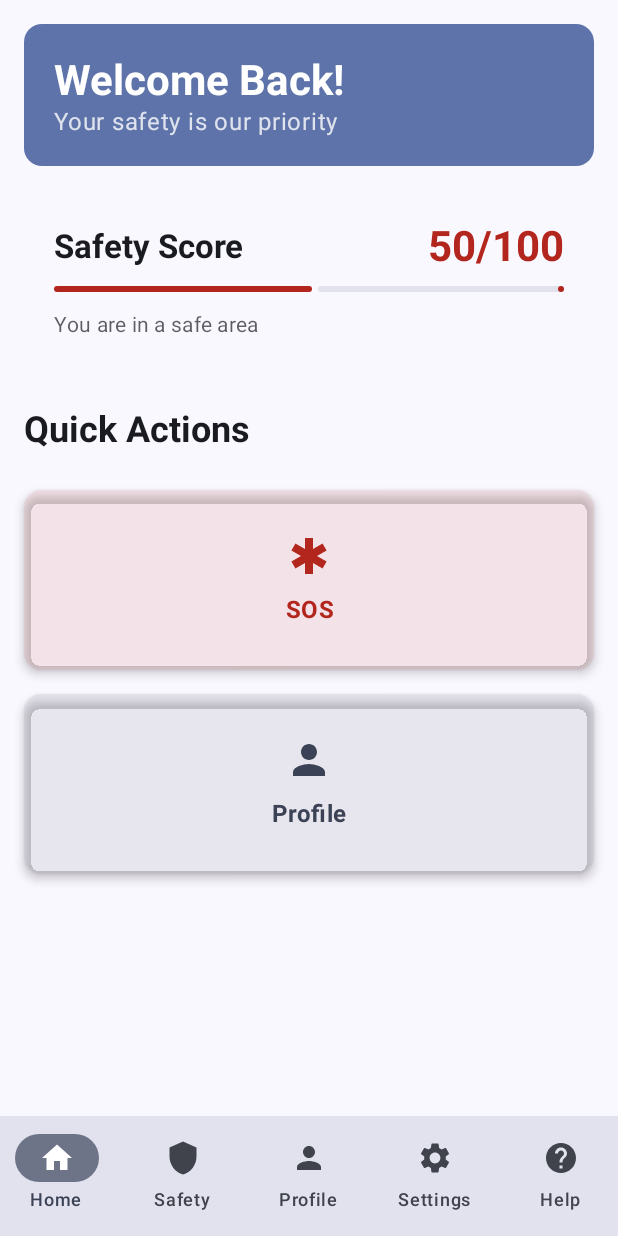
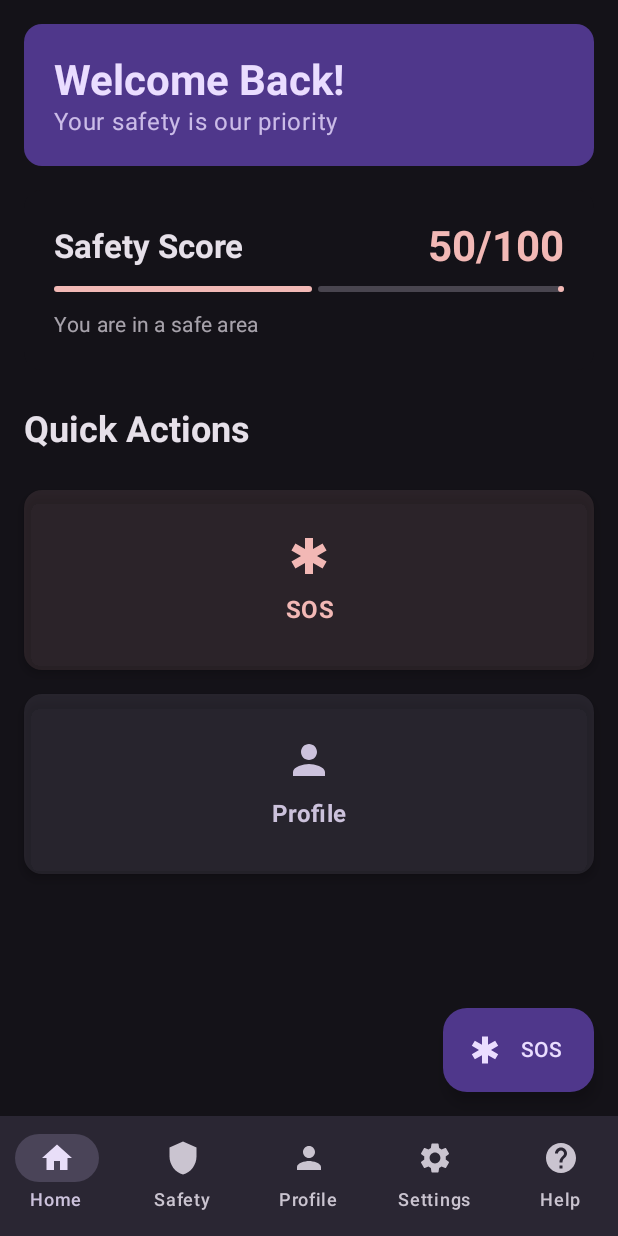
Before and after one commit to abhh10/NE---TravelHelp, an Android app built with Jetpack Compose: the screen it shows after launch (MainActivity), after a tap on "Continue", on a phone screen of 412 x 824 dp. Run offline under Robolectric (Android 15) with nearby library versions, the phone set to English and light mode, and no system bars.

Commit message:
changes2

```diff
--- a/app/src/main/java/com/example/ne_travelhelp/MainActivity.kt
+++ b/app/src/main/java/com/example/ne_travelhelp/MainActivity.kt
@@ -18,6 +18,8 @@ import androidx.activity.compose.setContent
 import androidx.activity.enableEdgeToEdge
 import androidx.activity.result.contract.ActivityResultContracts
 import androidx.compose.animation.*
+import androidx.compose.animation.core.animateFloatAsState
+import androidx.compose.animation.core.tween
 import androidx.compose.foundation.background
 import androidx.compose.foundation.clickable
 import androidx.compose.foundation.layout.*
@@ -37,6 +39,8 @@ import androidx.compose.ui.graphics.Brush
 import androidx.compose.ui.graphics.Color
 import androidx.compose.ui.graphics.vector.ImageVector
 import androidx.compose.ui.platform.LocalContext
+import androidx.compose.ui.platform.LocalHapticFeedback
+import androidx.compose.ui.hapticfeedback.HapticFeedbackType
 import androidx.compose.ui.res.stringResource
 import androidx.compose.ui.text.font.FontWeight
 import androidx.compose.ui.text.style.TextAlign
@@ -171,7 +175,11 @@ fun TravelHelpApp(
             }
         )
     } else {
+        val snackbarHostState = remember { SnackbarHostState() }
+        val haptics = LocalHapticFeedback.current
+        var showGlobalSosDialog by rememberSaveable { mutableStateOf(false) }
         Scaffold(
+            snackbarHost = { SnackbarHost(snackbarHostState) },
             bottomBar = {
                 NavigationBar(
                     containerColor = MaterialTheme.colorScheme.surface,
@@ -193,20 +201,50 @@ fun TravelHelpApp(
                         )
                     }
                 }
+            },
+            floatingActionButton = {
+                ExtendedFloatingActionButton(
+                    onClick = { showGlobalSosDialog = true },
+                    icon = { Icon(Icons.Filled.Emergency, contentDescription = null) },
+                    text = { Text(stringResource(id = R.string.action_sos)) }
+                )
             }
         ) { paddingValues ->
             Box(modifier = Modifier.padding(paddingValues)) {
                 when (currentScreen) {
                     "home" -> HomeScreen(
                         sharedPrefs = sharedPrefs,
-                        onNavigateTo = { currentScreen = it }
+                        onNavigateTo = { currentScreen = it },
+                        snackbarHostState = snackbarHostState
                     )
                     "safety" -> SafetyScreen(sharedPrefs = sharedPrefs)
+                    "map" -> MapScreen()
                     "profile" -> ProfileScreen(sharedPrefs = sharedPrefs)
                     "settings" -> SettingsScreen(sharedPrefs = sharedPrefs)
                     "help" -> HelpScreen()
                 }
             }
+        }
+
+        if (showGlobalSosDialog) {
+            AlertDialog(
+                onDismissRequest = { showGlobalSosDialog = false },
+                title = { Text(stringResource(id = R.string.dialog_sos_title)) },
+                text = { Text(stringResource(id = R.string.dialog_sos_message)) },
+                confirmButton = {
+                    TextButton(onClick = {
+                        haptics.performHapticFeedback(HapticFeedbackType.LongPress)
+                        showGlobalSosDialog = false
+                    }) {
+                        Text(stringResource(id = R.string.action_send))
+                    }
+                },
+                dismissButton = {
+                    TextButton(onClick = { showGlobalSosDialog = false }) {
+                        Text(stringResource(id = R.string.action_cancel))
+                    }
+                }
+            )
         }
     }
 
@@ -342,7 +380,8 @@ fun LoginScreen(onLogin: (String, String) -> Unit) {
 @Composable
 fun HomeScreen(
     sharedPrefs: SharedPreferences,
-    onNavigateTo: (String) -> Unit
+    onNavigateTo: (String) -> Unit,
+    snackbarHostState: SnackbarHostState
 ) {
     var lastLat by rememberSaveable { mutableStateOf(sharedPrefs.getFloat("last_lat", 0f)) }
     var lastLng by rememberSaveable { mutableStateOf(sharedPrefs.getFloat("last_lng", 0f)) }
@@ -387,12 +426,25 @@ fun HomeScreen(
                 Column(
                     modifier = Modifier.padding(20.dp)
                 ) {
+                    Row(
+                        modifier = Modifier.fillMaxWidth(),
+                        verticalAlignment = Alignment.CenterVertically,
+                        horizontalArrangement = Arrangement.SpaceBetween
+                    ) {
                         Text(
                             text = "Welcome Back!",
                             style = MaterialTheme.typography.headlineMedium,
                             color = MaterialTheme.colorScheme.onPrimaryContainer,
                             fontWeight = FontWeight.Bold
                         )
+                        if (lastAnomaly != null) {
+                            AssistChip(
+                                onClick = { showAiDialog = true },
+                                label = { Text("AI Active") },
+                                leadingIcon = { Icon(Icons.Default.AutoAwesome, contentDescription = null) }
+                            )
+                        }
+                    }
                     Text(
                         text = "Your safety is our priority",
                         style = MaterialTheme.typography.bodyLarge,
@@ -451,16 +503,16 @@ fun HomeScreen(
                     onClick = { onNavigateTo("profile") }
                 )
                 QuickActionCard(
-                    title = "AI",
-                    icon = Icons.Default.Lightbulb,
+                    title = "Map",
+                    icon = Icons.Default.Map,
                     color = MaterialTheme.colorScheme.tertiary,
-                    onClick = { showAiDialog = true }
+                    onClick = { onNavigateTo("map") }
                 )
             }
         }
 
         item {
-            if (lastAnomaly != null) {
+            AnimatedVisibility(visible = lastAnomaly != null, enter = fadeIn() + expandVertically(), exit = fadeOut() + shrinkVertically()) {
                 Card(
                     modifier = Modifier.fillMaxWidth(),
                     colors = CardDefaults.cardColors(containerColor = MaterialTheme.colorScheme.errorContainer)
@@ -468,7 +520,7 @@ fun HomeScreen(
                     Column(modifier = Modifier.padding(16.dp)) {
                         Text("Anomaly Detected", style = MaterialTheme.typography.titleMedium, color = MaterialTheme.colorScheme.onErrorContainer)
                         Spacer(modifier = Modifier.height(6.dp))
-                        Text(lastAnomaly!!, style = MaterialTheme.typography.bodyMedium, color = MaterialTheme.colorScheme.onErrorContainer)
+                        Text(lastAnomaly ?: "", style = MaterialTheme.typography.bodyMedium, color = MaterialTheme.colorScheme.onErrorContainer)
                     }
                 }
             }
@@ -532,6 +584,7 @@ fun SafetyScoreCard(
         score >= 60 -> MaterialTheme.colorScheme.secondary
         else -> MaterialTheme.colorScheme.error
     }
+    val animatedProgress by animateFloatAsState(targetValue = score / 100f, animationSpec = tween(durationMillis = 600), label = "score")
 
     Card(
         modifier = Modifier.fillMaxWidth(),
@@ -564,7 +617,7 @@ fun SafetyScoreCard(
             Spacer(modifier = Modifier.height(8.dp))
 
             LinearProgressIndicator(
-                progress = score / 100f,
+                progress = animatedProgress,
                 modifier = Modifier.fillMaxWidth(),
                 color = scoreColor,
                 trackColor = MaterialTheme.colorScheme.surfaceVariant
@@ -701,6 +754,43 @@ fun SafetyScreen(sharedPrefs: SharedPreferences) {
                 color = MaterialTheme.colorScheme.tertiary,
                 onClick = { /* Handle tips */ }
             )
+        }
+    }
+}
+
+@Composable
+fun MapScreen() {
+    // Mock heatmap pins using cards; integrate Maps SDK later
+    LazyColumn(
+        modifier = Modifier
+            .fillMaxSize()
+            .padding(16.dp),
+        verticalArrangement = Arrangement.spacedBy(12.dp)
+    ) {
+        item {
+            Text(text = "Regional Heatmap (Mock)", style = MaterialTheme.typography.headlineSmall, fontWeight = FontWeight.Bold)
+            Text(text = "Areas with higher anomaly density appear at the top.", style = MaterialTheme.typography.bodySmall, color = MaterialTheme.colorScheme.onSurface.copy(alpha = 0.7f))
+        }
+        val mockAreas = listOf(
+            Triple("Kaziranga Park", 0.82f, "Wildlife zone; keep to marked trails"),
+            Triple("Shillong Peak", 0.65f, "Fog risk; avoid solo travel at night"),
+            Triple("Guwahati Riverside", 0.40f, "Generally safe; watch belongings"),
+            Triple("Tawang Monastery", 0.25f, "Safe; tourist-friendly area")
+        )
+        items(mockAreas.size) { idx ->
+            val (name, intensity, note) = mockAreas[idx]
+            Card(colors = CardDefaults.cardColors(containerColor = MaterialTheme.colorScheme.surfaceVariant)) {
+                Column(modifier = Modifier.padding(16.dp)) {
+                    Row(modifier = Modifier.fillMaxWidth(), horizontalArrangement = Arrangement.SpaceBetween, verticalAlignment = Alignment.CenterVertically) {
+                        Text(name, style = MaterialTheme.typography.titleMedium)
+                        Text("Risk ${(intensity * 100).toInt()}%", color = if (intensity > 0.6f) MaterialTheme.colorScheme.error else MaterialTheme.colorScheme.primary)
+                    }
+                    Spacer(Modifier.height(8.dp))
+                    LinearProgressIndicator(progress = intensity, modifier = Modifier.fillMaxWidth())
+                    Spacer(Modifier.height(6.dp))
+                    Text(note, style = MaterialTheme.typography.bodySmall)
+                }
+            }
         }
     }
 }
--- a/app/src/main/java/com/example/ne_travelhelp/ui/theme/Theme.kt
+++ b/app/src/main/java/com/example/ne_travelhelp/ui/theme/Theme.kt
@@ -35,9 +35,8 @@ private val LightColorScheme = lightColorScheme(
 
 @Composable
 fun NETravelHelpTheme(
-    darkTheme: Boolean = isSystemInDarkTheme(),
-    // Dynamic color is available on Android 12+
-    dynamicColor: Boolean = true,
+    darkTheme: Boolean = true,
+    dynamicColor: Boolean = false,
     content: @Composable () -> Unit
 ) {
     val colorScheme = when {
--- a/app/src/main/res/values/strings.xml
+++ b/app/src/main/res/values/strings.xml
@@ -108,6 +108,7 @@
     <string name="nav_profile">Profile</string>
     <string name="nav_settings">Settings</string>
     <string name="nav_help">Help</string>
+    <string name="action_sos">SOS</string>
 
     <!-- Legacy strings for compatibility -->
     <string name="google_form_url"></string>
```
Also changed, not shown: 2 other files. Lines whose indentation alone changed are shown as unchanged.
